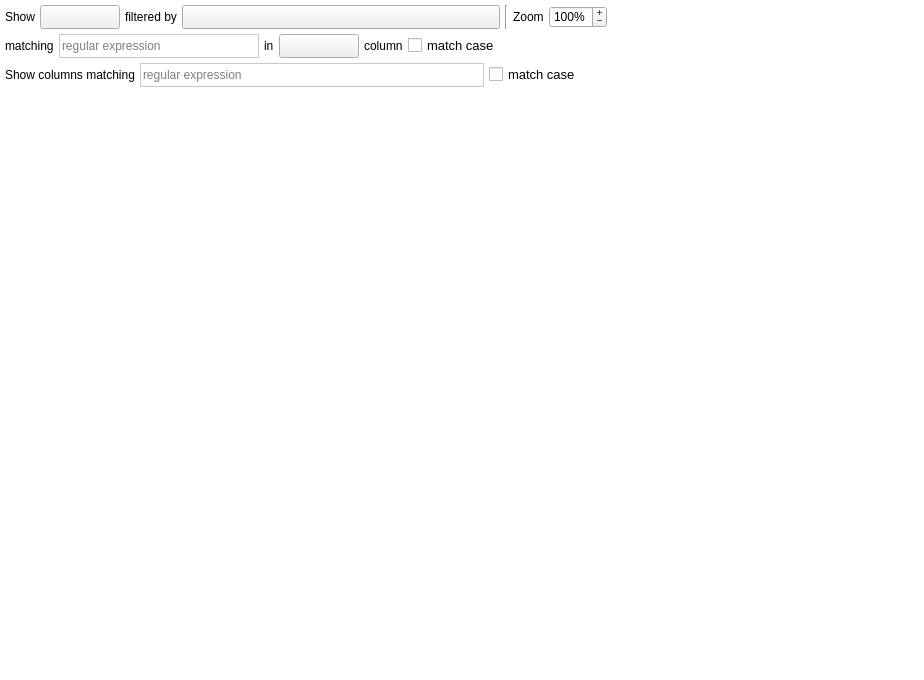
anlambert/tulip, file plugins/view/TableView/TableView.ui: the form before one commit.
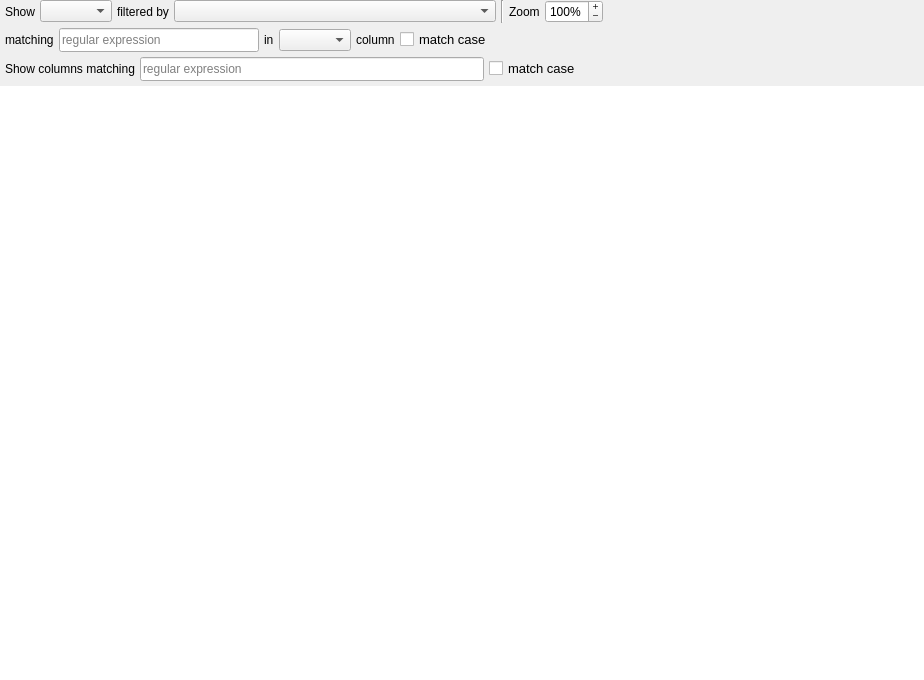
The form after the commit. Icons and pictures are not drawn. Custom widgets are drawn as their Qt base class.

Commit message: Improve Qt stylesheets towards a more contemporary flat look (WIP)

```diff
--- a/plugins/view/TableView/TableView.ui
+++ b/plugins/view/TableView/TableView.ui
@@ -10,124 +10,6 @@
     <height>680</height>
    </rect>
   </property>
-  <property name="styleSheet">
-   <string notr="true">#TableViewWidget{
-background-color:white;
-}
-QAbstractItemView {
-background-color: white;
-color: black;
-border: 0px;
-}
-QPushButton, QComboBox {
-border-image: url(:/talipot/gui/ui/btn_26.png) 4;
-border-width: 4;
-padding: 0px 6px;
-font-size: 12px;
-}
-
-QPushButton::flat {
-border-image: none;
-border-width: 4;
-padding: 0px 6px;
-font-size: 12px;
-background-color: transparent;
-}
-
-QPushButton, QComboBox, QLabel {
-color: black;
-}
-
-QPushButton:hover, QComboBox:hover {
-border-image: url(:/talipot/gui/ui/btn_26_hover.png) 4;
-}
-
-QPushButton:disabled, QComboBox::disabled {
-color:gray;
-}
-
-QPushButton:pressed{
-border-image: url(:/talipot/gui/ui/btn_26_pressed.png) 4;
-}
-
-QPushButton::menu-indicator{
-subcontrol-origin: margin;
-subcontrol-position: center right;
-right: 4px;
-}
-
-QPushButton {
-outline: none;
-margin: 2
-}
-
-QComboBox::down-arrow {
-image: url(:/talipot/gui/ui/combobox_arrow.png);
-}
-
-QComboBox:drop-down {
-subcontrol-origin: padding;
-subcontrol-position: top right;
-border-left-style: none;
-border-top-right-radius: 1px;
-border-bottom-right-radius: 1px;
-}
-
-QDockWidget:title {
-border-image:none;
-background-color: qlineargradient(x1: 0, y1: 0, x2: 0.0, y2: 1.0,
-stop: 0 #838383,
-stop: 0.4 #707070,
-stop: 0.401 #636363,
-stop: 1 #4a4a4a);
-border: 0px solid black;
-color: white;
-text-align: center;
-color: white;
-}
-
-QSplitter::handle {
-background-color: #C0C0C0;
-border-width:0px;
-}
-
-QFrame[ bottomFrame = &quot;true&quot; ] * {
-color: black;
-font: bold 11px;
-}
-
-QFrame[ bottomFrame = &quot;true&quot; ] {
-border-top: 1px solid rgba(117,117,117,255);
-border-bottom: 1px solid rgba(117,117,117,255);
-border-right: 1px solid rgba(117,117,117,255);
-border-left: 0px;
-background-color: qlineargradient(spread:pad, x1:0, y1:0, x2:, y2:1,
-stop:0 rgb(75,75,75),
-stop:1 rgb(60, 60, 60));
-}
-
-QFrame[ bottomFrame = &quot;true&quot; ] QPushButton {
-border: 0px;
-border-image: none;
-}
-
-QFrame[ bottomFrame = &quot;true&quot; ] QPushButton:hover {
-border: 0px;
-border-image: none;
-background-color: qlineargradient(spread:pad, x1:0, y1:0, x2:, y2:1,
-stop:0 rgb(85,85,85),
-stop:1 rgb(70, 70, 70));
-}
-
-QFrame[ bottomFrame = &quot;true&quot; ] QPushButton:pressed, QFrame[ bottomFrame = &quot;true&quot; ] .QPushButton:checked {
-border: 0px;
-border-image: none;
-background-color: qlineargradient(spread:pad, x1:0, y1:0, x2:, y2:1,
-stop:0 rgb(105,105,105),
-stop:1 rgb(90, 90, 90));
-}
-</string>
-  </property>
   <layout class="QVBoxLayout" name="verticalLayout_2">
    <property name="leftMargin">
     <number>0</number>
@@ -161,11 +43,6 @@
       </property>
       <item>
        <widget class="QFrame" name="frame_3">
-        <property name="styleSheet">
-         <string notr="true">#frame_3 {
-padding-top: 5px;
-}</string>
-        </property>
         <layout class="QVBoxLayout" name="verticalLayout_4">
          <property name="spacing">
           <number>5</number>
@@ -346,15 +223,6 @@
              <property name="toolTip">
               <string>&lt;html&gt;&lt;head/&gt;&lt;body&gt;&lt;p&gt;Only show rows (nodes or edges) whose the chosen column&lt;br/&gt;value contains the given pattern (regular expression). &lt;br/&gt;Press &amp;quot;Return&amp;quot; to validate.&lt;/p&gt;&lt;/body&gt;&lt;/html&gt;</string>
              </property>
-             <property name="styleSheet">
-              <string notr="true">background-color: white;
-border: 0px;
-color: black;
-border-bottom: 1px solid #C9C9C9;
-border-top: 1px solid #C9C9C9;
-border-left: 1px solid #C9C9C9;
-border-right: 1px solid #C9C9C9;</string>
-             </property>
              <property name="placeholderText">
               <string>regular expression</string>
              </property>
@@ -470,15 +338,6 @@
              <property name="toolTip">
               <string>&lt;html&gt;&lt;head/&gt;&lt;body&gt;&lt;p&gt;Only show rows (nodes or edges) whose the chosen column&lt;br/&gt;value contains the given pattern (regular expression). &lt;br/&gt;Press &amp;quot;Return&amp;quot; to validate.&lt;/p&gt;&lt;/body&gt;&lt;/html&gt;</string>
              </property>
-             <property name="styleSheet">
-              <string notr="true">background-color: white;
-border: 0px;
-color: black;
-border-bottom: 1px solid #C9C9C9;
-border-top: 1px solid #C9C9C9;
-border-left: 1px solid #C9C9C9;
-border-right: 1px solid #C9C9C9;</string>
-             </property>
              <property name="placeholderText">
               <string>regular expression</string>
              </property>
```
Left out of the diff: 8 changed lines with no effect on the pictures. The commit also changes 105 other files.
